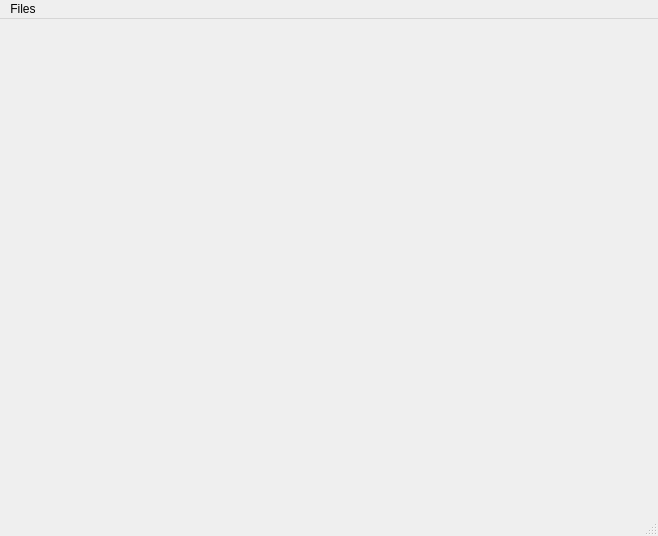
Above: mainwindow.ui from aid414944/BeautifulLab before the change. Below: the same form after it.
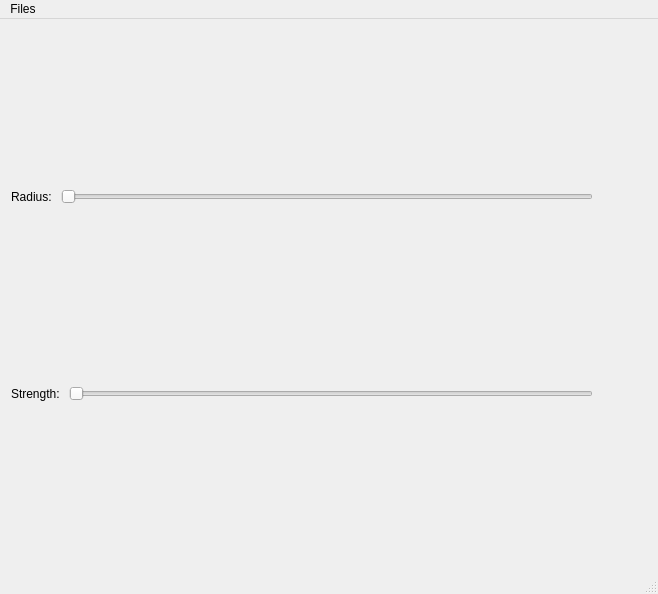
That is the form after the change.

```diff
--- a/mainwindow.ui
+++ b/mainwindow.ui
@@ -7,7 +7,7 @@
     <x>0</x>
     <y>0</y>
     <width>658</width>
-    <height>536</height>
+    <height>594</height>
    </rect>
   </property>
   <property name="windowTitle">
@@ -18,6 +18,104 @@
     <item>
      <layout class="QVBoxLayout" name="verticalLayout"/>
     </item>
+    <item>
+     <layout class="QHBoxLayout" name="horizontalLayout">
+      <item>
+       <widget class="QLabel" name="label">
+        <property name="maximumSize">
+         <size>
+          <width>16777215</width>
+          <height>48</height>
+         </size>
+        </property>
+        <property name="text">
+         <string>Radius: </string>
+        </property>
+       </widget>
+      </item>
+      <item>
+       <widget class="QSlider" name="radius_slider">
+        <property name="maximumSize">
+         <size>
+          <width>16777215</width>
+          <height>48</height>
+         </size>
+        </property>
+        <property name="orientation">
+         <enum>Qt::Horizontal</enum>
+        </property>
+       </widget>
+      </item>
+      <item>
+       <widget class="QLabel" name="label_radius">
+        <property name="minimumSize">
+         <size>
+          <width>48</width>
+          <height>48</height>
+         </size>
+        </property>
+        <property name="maximumSize">
+         <size>
+          <width>48</width>
+          <height>48</height>
+         </size>
+        </property>
+        <property name="text">
+         <string/>
+        </property>
+       </widget>
+      </item>
+     </layout>
+    </item>
+    <item>
+     <layout class="QHBoxLayout" name="horizontalLayout_2">
+      <item>
+       <widget class="QLabel" name="label_3">
+        <property name="maximumSize">
+         <size>
+          <width>16777215</width>
+          <height>48</height>
+         </size>
+        </property>
+        <property name="text">
+         <string>Strength: </string>
+        </property>
+       </widget>
+      </item>
+      <item>
+       <widget class="QSlider" name="strength_slider">
+        <property name="maximumSize">
+         <size>
+          <width>16777215</width>
+          <height>48</height>
+         </size>
+        </property>
+        <property name="orientation">
+         <enum>Qt::Horizontal</enum>
+        </property>
+       </widget>
+      </item>
+      <item>
+       <widget class="QLabel" name="label_strength">
+        <property name="minimumSize">
+         <size>
+          <width>48</width>
+          <height>48</height>
+         </size>
+        </property>
+        <property name="maximumSize">
+         <size>
+          <width>48</width>
+          <height>48</height>
+         </size>
+        </property>
+        <property name="text">
+         <string/>
+        </property>
+       </widget>
+      </item>
+     </layout>
+    </item>
    </layout>
   </widget>
   <widget class="QMenuBar" name="menuBar">
```
